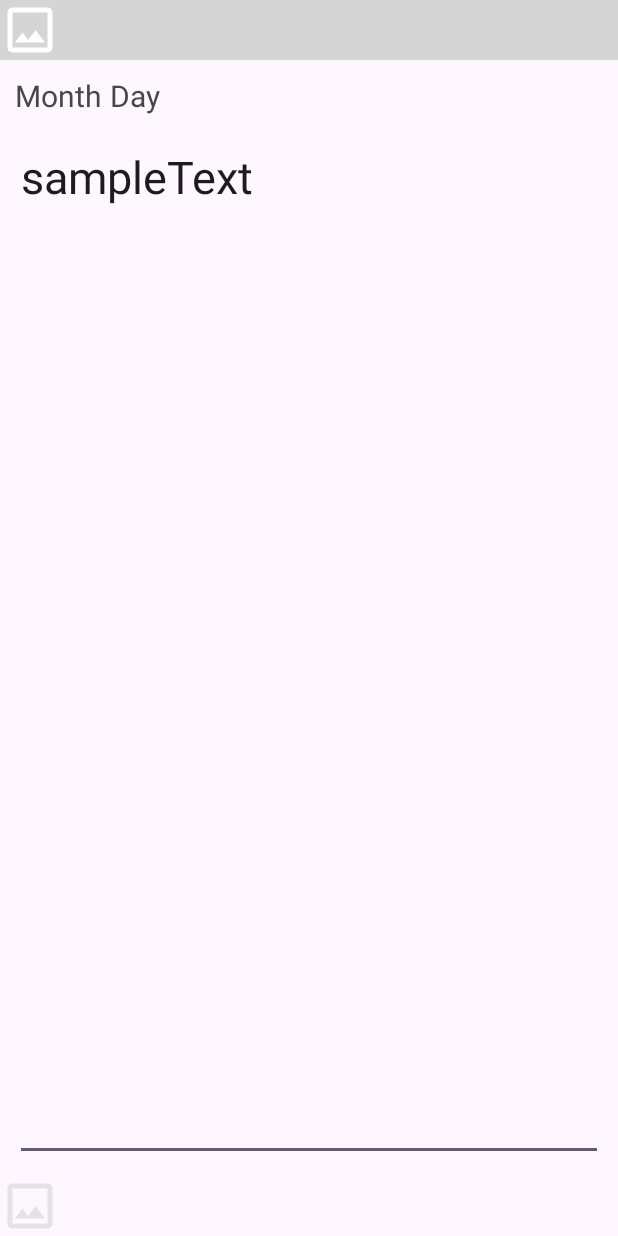
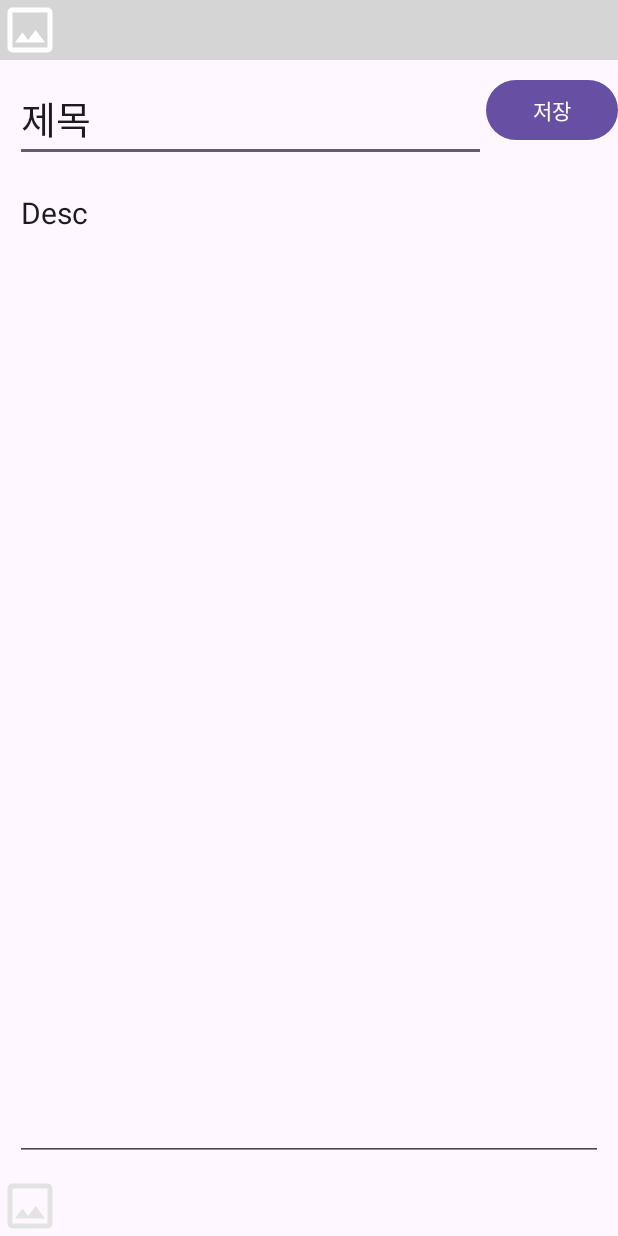
Before and after one commit to ILLUMIN4TION/CheckMyPlanNew, an Android app: the layout activity_memo_detail.xml on its own in the app's theme, with its tools: preview values and no code run, on a phone screen of 412 x 824 dp. Run offline under Robolectric (Android 15) with nearby library versions, the phone set to English and light mode, and no system bars.

Commit message:
05-21(메모 CRUD 기능 구현)

```diff
--- a/app/src/main/java/com/example/a0401chkmyplan/MemoAdapter.kt
+++ b/app/src/main/java/com/example/a0401chkmyplan/MemoAdapter.kt
@@ -11,7 +11,7 @@ import com.example.a0401chkmyplan.memoDB.MemoEntity
 
 class MemoAdapter(
     private var memoList: MutableList<MemoEntity>,
-    private val onItemClick: (MemoEntity) -> Unit = {}  // 클릭 리스너 필요 없으면 생략 가능
+    private val onItemClick: (MemoEntity) -> Unit  // 클릭 리스너 필요 없으면 생략 가능
 ) : RecyclerView.Adapter<MemoAdapter.MemoViewHolder>() {
 
     private val selectedItems = mutableSetOf<MemoEntity>()
@@ -26,7 +26,8 @@ class MemoAdapter(
 
         init {
             itemView.setOnClickListener {
-                onItemClick(memoList[adapterPosition])
+                val memo = memoList[adapterPosition]
+                onItemClick(memo)  // 여기서 클릭 시 프래그먼트 쪽 콜백 호출
             }
         }
     }
--- a/app/src/main/java/com/example/a0401chkmyplan/memoDB/MemoDao.kt
+++ b/app/src/main/java/com/example/a0401chkmyplan/memoDB/MemoDao.kt
@@ -15,4 +15,7 @@ interface MemoDao {
 
     @Update
     suspend fun update(memo: MemoEntity)
+
+    @Query("SELECT * FROM memo_table WHERE title LIKE '%' || :query || '%' OR `desc` LIKE '%' || :query || '%'")
+    fun searchMemo(query: String): List<MemoEntity>
 }
--- a/app/src/main/res/layout/activity_memo_detail.xml
+++ b/app/src/main/res/layout/activity_memo_detail.xml
@@ -23,32 +23,35 @@
     <LinearLayout
         android:layout_width="match_parent"
         android:layout_height="wrap_content">
-        <TextView
-            android:id="@+id/tv_memo_detail_month"
+        <EditText
+            android:id="@+id/et_memo_title"
+            android:layout_width="1dp"
+            android:layout_height="wrap_content"
+            android:layout_weight="1"
+            android:text="제목"
+            android:textSize="25dp"
+            android:layout_marginStart="10dp"
+            android:layout_marginTop="10dp"/>
+
+
+        <Button
+            android:layout_alignParentEnd="true"
+            android:layout_centerInParent="true"
+
+            android:id="@+id/memodetail_btn_save"
             android:layout_width="wrap_content"
             android:layout_height="wrap_content"
-            android:text="Month"
-            android:textSize="20dp"
-            android:layout_marginStart="10dp"
-            android:layout_marginTop="10dp"/>
-        <TextView
-            android:id="@+id/tv_memo_detail_day"
-            android:layout_width="wrap_content"
-            android:layout_height="wrap_content"
-            android:text="Day"
-            android:textSize="20dp"
-            android:layout_marginTop="10dp"
-            android:layout_marginStart="5dp"/>
 
+            android:text="저장"/>
     </LinearLayout>
 
     <EditText
-        android:id="@+id/et_memo_detail"
+        android:id="@+id/et_memo_desc"
         android:layout_width="match_parent"
         android:layout_height="0dp"
-        android:textSize="30dp"
+        android:textSize="20dp"
         android:layout_weight="1"
-        android:text="sampleText"
+        android:text="Desc"
         android:gravity="start"
         android:layout_margin="10dp"/>
     <LinearLayout
--- a/app/src/main/res/layout/memo_rv_item_list.xml
+++ b/app/src/main/res/layout/memo_rv_item_list.xml
@@ -23,6 +23,8 @@
             android:layout_width="wrap_content"
             android:layout_height="wrap_content"
             android:text="Title"
+            android:maxLines="1"
+            android:ellipsize="end"
             android:textSize="20sp"/>
 
     </LinearLayout>
@@ -30,7 +32,7 @@
 
     <LinearLayout
         android:layout_marginTop="5dp"
-        android:layout_marginHorizontal="40dp"
+
         android:layout_width="match_parent"
         android:layout_height="wrap_content"
         android:background="#f9f9f9"
@@ -39,6 +41,8 @@
             android:id="@+id/rv_memo_desc"
             android:layout_width="match_parent"
             android:layout_height="100dp"
+            android:maxLines="5"
+            android:ellipsize="end"
             android:text="Desc"/>
     </LinearLayout>
 </LinearLayout>
```
Also changed, not shown: app/src/main/java/com/example/a0401chkmyplan/MemoDetailActivity.kt (+40 -6 lines), app/src/main/java/com/example/a0401chkmyplan/memoDB/MemoDatabase.kt (+16 -16 lines), app/src/main/java/com/example/a0401chkmyplan/memoFragment.kt (+24 -14 lines).
